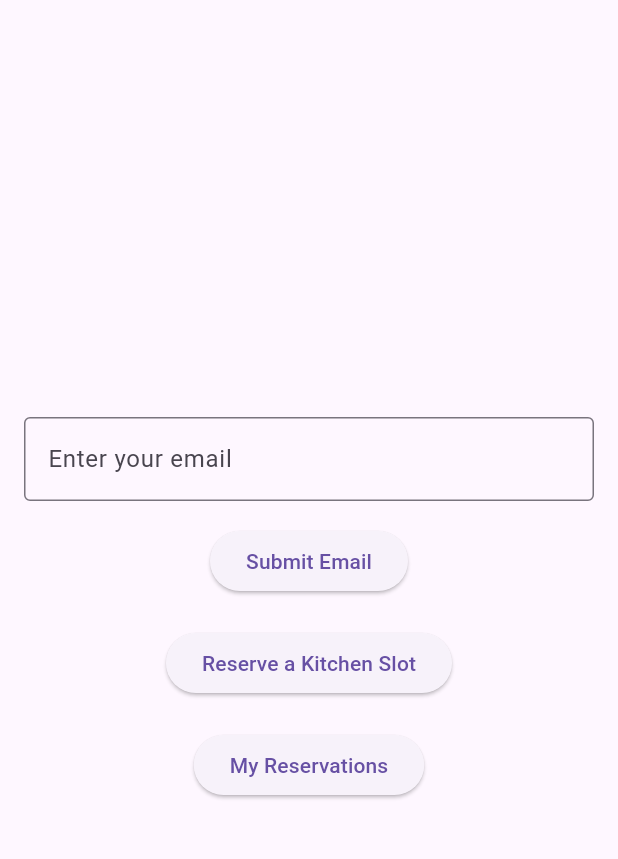
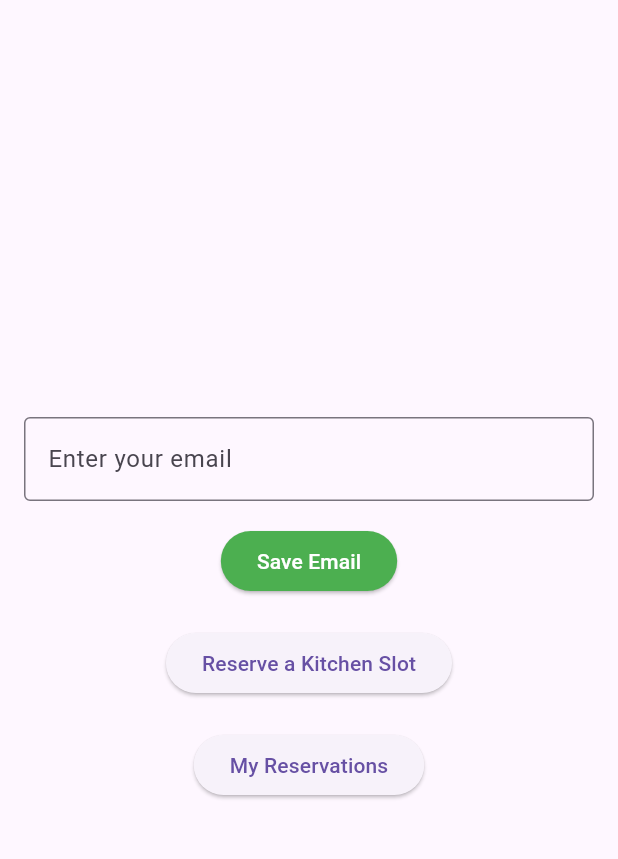
Before and after one commit to yongjip/byteforce2024-grand-finals, a Flutter app: the screen it shows after launch, on a phone screen of 412 x 824 dp, the part 63-922 px from its top. Run offline on Flutter 3.47's test engine with Material 3 defaults, Android fonts, the phone set to English and light mode, and no system bars; our stand-ins replace flutter_dotenv, shared_preferences, supabase_flutter; accounts and stored records are empty.

Commit message:
changed button color

```diff
--- a/amenity_reservation_app/lib/screens/home_screen.dart
+++ b/amenity_reservation_app/lib/screens/home_screen.dart
@@ -81,7 +81,7 @@ class _HomeScreenState extends State<HomeScreen> {
                 ),
               ),
               ElevatedButton(
-                child: Text('Submit Email'),
+                child: Text('Save Email'),
                 onPressed: () {
                   setState(() {
                     _email = _emailController.text;  // Save the entered email
@@ -89,6 +89,9 @@ class _HomeScreenState extends State<HomeScreen> {
                     _saveEmail(_email);  // Save the email to SharedPreferences
                   });
                 },
+                // button color changes to green when email is entered
+                style: ElevatedButton.styleFrom(foregroundColor: Colors.white, backgroundColor: Colors.green),
+
               ),
             ],
 
```
